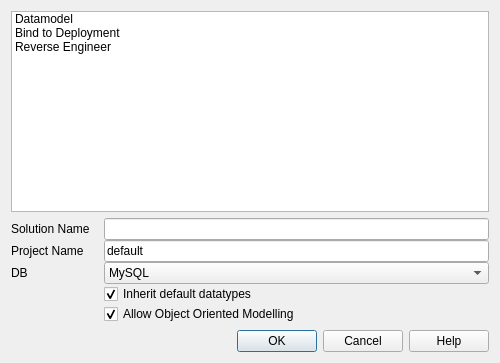
Qt form gui/NewProjectDialog.ui (fritzone/ddm) before a commit.
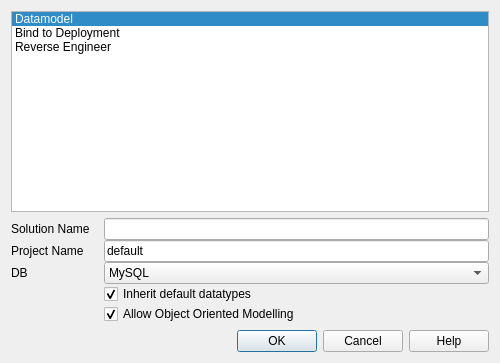
The same form after that commit. Icons and pictures are not drawn.

The edit to the form file:
```diff
--- a/gui/NewProjectDialog.ui
+++ b/gui/NewProjectDialog.ui
@@ -81,7 +81,7 @@
          <bool>true</bool>
         </property>
         <property name="currentRow">
-         <number>-1</number>
+         <number>0</number>
         </property>
         <item>
          <property name="text">
```
Left out of the diff: 15 changed lines with no effect on the pictures.
